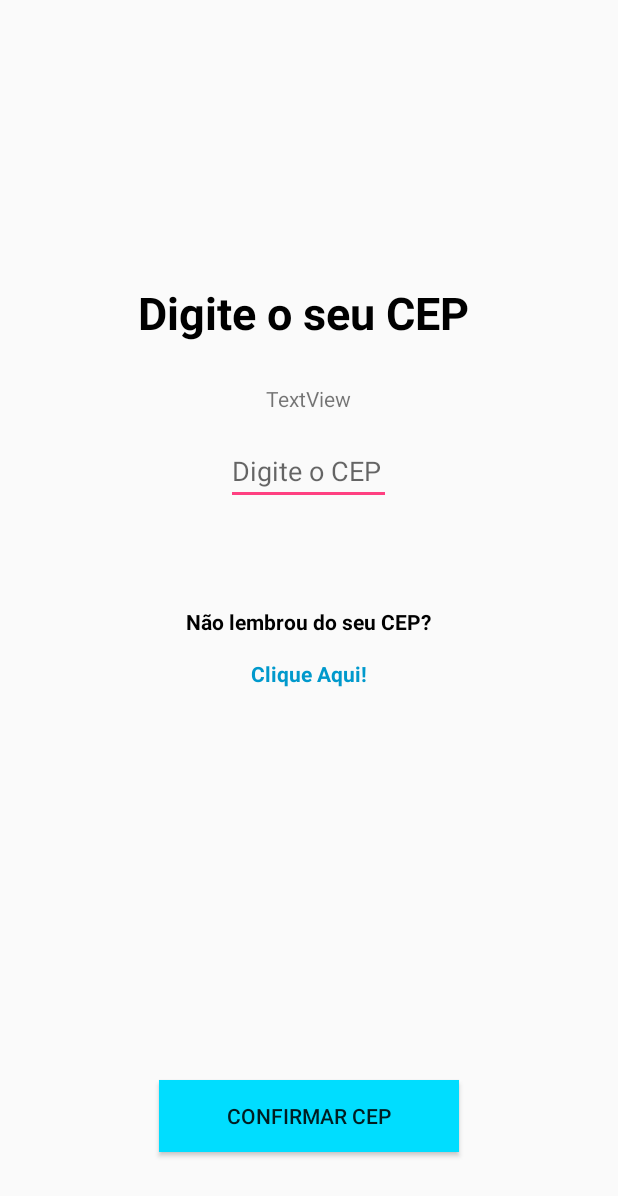
After one commit to URWay/Gandalf-App, an Android app: the layout activity_cadastro_endereco_cep.xml on its own in the app's theme, with its tools: preview values and no code run, on a phone screen of 412 x 824 dp. The commit adds this screen. Shown: the top 1196 px of the screen. Run offline under Robolectric (Android 15) with nearby library versions, the phone set to English and light mode, and no system bars.

```diff
--- a/PIQuatro/app/build.gradle
+++ b/PIQuatro/app/build.gradle
@@ -20,7 +20,7 @@ android {
 }
 
 dependencies {
-    compile fileTree(dir: 'libs', include: ['*.jar'])
+    compile fileTree(include: ['*.jar'], dir: 'libs')
     androidTestCompile('com.android.support.test.espresso:espresso-core:2.2.2', {
         exclude group: 'com.android.support', module: 'support-annotations'
     })
@@ -29,4 +29,5 @@ dependencies {
     compile 'com.android.support.constraint:constraint-layout:1.0.2'
     compile 'com.android.support:support-v4:26.0.0-alpha1'
     testCompile 'junit:junit:4.12'
+    compile files('src/lib/gson-2.6.2.jar')
 }
--- /dev/null
+++ b/PIQuatro/app/src/main/res/layout/activity_cadastro_endereco_cep.xml
@@ -0,0 +1,83 @@
+<?xml version="1.0" encoding="utf-8"?>
+<RelativeLayout xmlns:android="http://schemas.android.com/apk/res/android"
+    xmlns:app="http://schemas.android.com/apk/res-auto"
+    xmlns:tools="http://schemas.android.com/tools"
+    android:layout_width="match_parent"
+    android:layout_height="match_parent"
+    tools:context="com.senac.luiz.piquatro.CadastroEnderecoCEP">
+
+    <EditText
+        android:id="@+id/txtcep"
+        android:layout_width="110dp"
+        android:layout_height="wrap_content"
+        android:layout_below="@+id/txtteste"
+        android:layout_centerHorizontal="true"
+        android:layout_marginTop="16dp"
+        android:ems="10"
+        android:hint="Digite o CEP"
+        android:inputType="number"
+        android:textColorLink="@android:color/holo_blue_bright" />
+
+    <Button
+        android:id="@+id/btnok"
+        android:layout_width="200dp"
+        android:layout_height="wrap_content"
+        android:layout_alignParentBottom="true"
+        android:layout_centerHorizontal="true"
+        android:layout_marginBottom="56dp"
+        android:background="@android:color/holo_blue_bright"
+        android:text="Confirmar CEP" />
+
+    <TextView
+        android:id="@+id/textView6"
+        android:layout_width="wrap_content"
+        android:layout_height="wrap_content"
+        android:layout_marginTop="188dp"
+        android:text="Digite o seu CEP "
+        android:textColor="@android:color/background_dark"
+        android:textSize="30sp"
+        android:textStyle="bold"
+        android:layout_alignParentTop="true"
+        android:layout_centerHorizontal="true" />
+
+    <TextView
+        android:id="@+id/textView7"
+        android:layout_width="wrap_content"
+        android:layout_height="wrap_content"
+        android:text="Não lembrou do seu CEP?"
+        android:textColor="@android:color/background_dark"
+        android:textStyle="bold"
+        android:layout_below="@+id/txtcep"
+        android:layout_centerHorizontal="true"
+        android:layout_marginTop="68dp" />
+
+    <TextView
+        android:id="@+id/txtcadcep"
+        android:layout_width="wrap_content"
+        android:layout_height="wrap_content"
+        android:layout_below="@+id/textView7"
+        android:layout_centerHorizontal="true"
+        android:layout_marginTop="15dp"
+        android:text="Clique Aqui!"
+        android:textColor="@android:color/holo_blue_dark"
+        android:textStyle="bold" />
+
+    <ImageView
+        android:id="@+id/imageView7"
+        android:layout_width="wrap_content"
+        android:layout_height="150dp"
+        android:layout_alignParentTop="true"
+        android:layout_alignEnd="@+id/textView6"
+        android:layout_marginTop="26dp"
+        android:layout_alignStart="@+id/textView6" />
+
+    <TextView
+        android:id="@+id/txtteste"
+        android:layout_width="wrap_content"
+        android:layout_height="wrap_content"
+        android:layout_below="@+id/textView6"
+        android:layout_centerHorizontal="true"
+        android:layout_marginTop="27dp"
+        android:text="TextView" />
+
+</RelativeLayout>
--- a/PIQuatro/app/src/main/res/layout/activity_login_reg.xml
+++ b/PIQuatro/app/src/main/res/layout/activity_login_reg.xml
@@ -33,8 +33,7 @@
         android:hint="(11)1234-5678"
         android:layout_marginBottom="27dp"
         android:layout_above="@+id/btnok"
-        android:layout_alignParentStart="true"
-        android:layout_alignParentEnd="true" />
+        android:layout_alignParentStart="true" />
 
     <ImageView
         android:id="@+id/imageView2"
```
Also changed, not shown: PIQuatro/app/src/main/AndroidManifest.xml (+8 -2 lines), PIQuatro/app/src/main/java/com/senac/luiz/piquatro/Login.java (+6 -4 lines), PIQuatro/app/src/main/java/com/senac/luiz/piquatro/LoginReg.java (+4 -3 lines), PIQuatro/app/src/main/res/layout/activity_notificacao.xml (added, +40 -0 lines), 1 other file.
